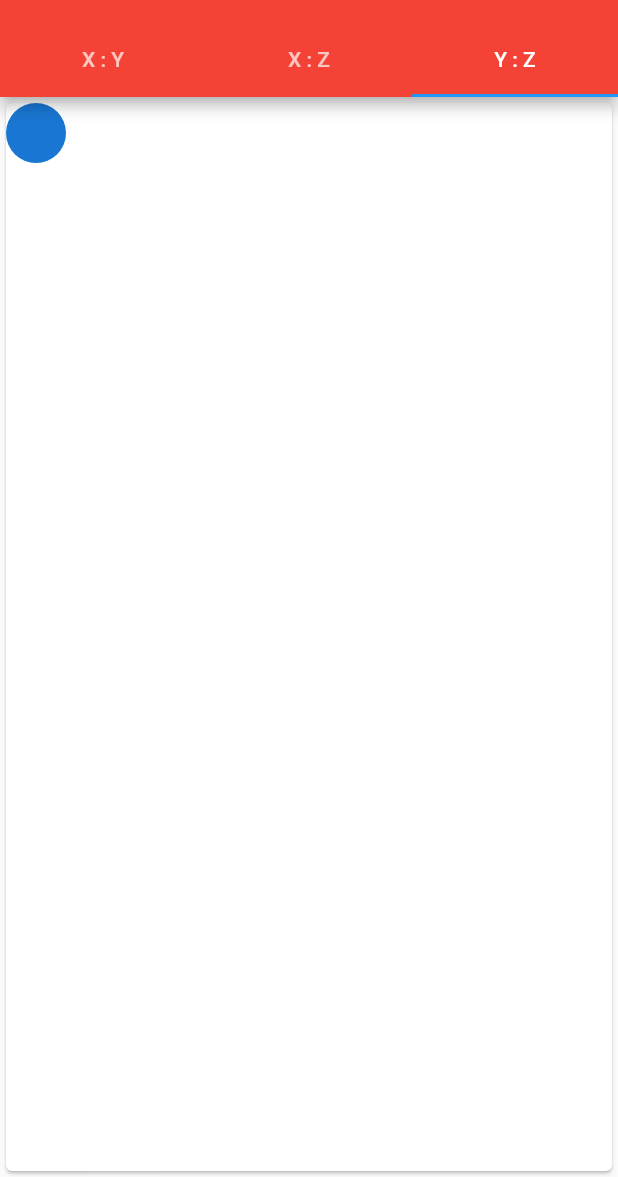
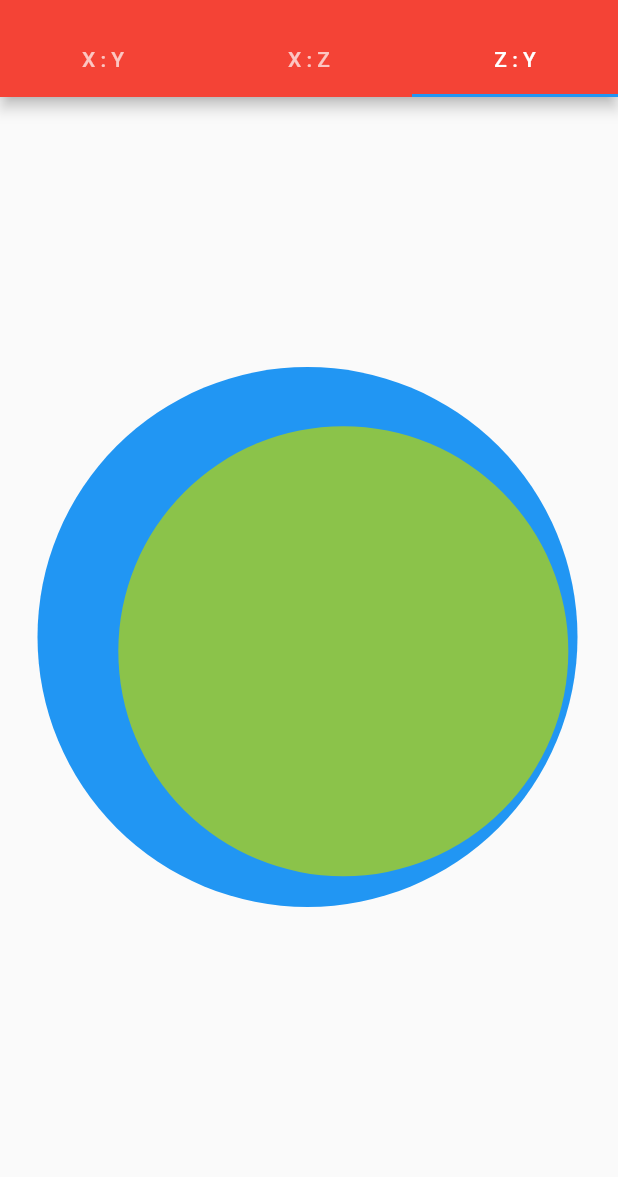
Before and after one commit to w1ll-dev/flutter-app-planes, a Flutter app: the screen it shows after launch, tab 3 chosen, after a tap on the "play arrow" icon, on a phone screen of 412 x 824 dp, the part 59-1236 px from its top. Run offline on Flutter 3.47's test engine with Material 2 defaults, Android fonts, the phone set to English and light mode, and no system bars.

Commit message:
zy table name changed and level circle added

```diff
--- a/lib/main.dart
+++ b/lib/main.dart
@@ -1,9 +1,10 @@
 import 'dart:math';
 import 'package:flutter/material.dart';
+import 'package:levelApp/src/level/levelZY.dart';
 import 'dart:ui';
-import './src/level/level_x_y.dart';
-import './src/level/level_x_z.dart';
-import './src/level/level_y_z.dart';
+import './src/level/levelXY.dart';
+import './src/level/levelXZ.dart';
+import './src/level/levelZY.dart';
 import 'dart:async';
 
 void main() => runApp(MyApp());
@@ -37,7 +38,7 @@ class _MyHomePageState extends State<MyHomePage> {
 
   startWatch() {
     watch.start();
-    timer = Timer.periodic(Duration(milliseconds: 50), randomPositions);
+    timer = Timer.periodic(Duration(milliseconds: 1), randomPositions);
   }
 
   randomPositions(Timer timer) {
@@ -77,7 +78,7 @@ class _MyHomePageState extends State<MyHomePage> {
                 // icon: Icon(Icons.account_box),
               ),
               Tab(
-                text: "Y : Z",
+                text: "Z : Y",
                 // icon: Icon(Icons.account_box),
               ),
             ],
@@ -95,8 +96,10 @@ class _MyHomePageState extends State<MyHomePage> {
               x: this.x,
               z: this.z,
             ),
-            LevelYZ(
-              room: RoomYZ(),
+            LevelZY(
+              room: RoomZY(),
+              z: this.z,
+              y: this.y,
             ),
           ]
         ),
--- a/lib/src/drowing/circleXZ.dart
+++ b/lib/src/drowing/circleXZ.dart
@@ -13,7 +13,7 @@ class CircleXZ extends CustomPainter{
     if(x > 25 || z > 35){
       paint.color = Colors.red;
     }
-    print('x : $x // z : $z');
+    // print('x : $x // z : $z');
     canvas.drawCircle(Offset(205, 150), 180, paint);
   }
 
--- /dev/null
+++ b/lib/src/drowing/circleZY.dart
@@ -0,0 +1,25 @@
+import 'package:flutter/material.dart';
+import 'package:flutter/widgets.dart';
+import 'dart:ui' as ui;
+
+class CircleZY extends CustomPainter{
+  double z;
+  double y;
+
+  @override
+  void paint(ui.Canvas canvas, ui.Size size ) {
+    Paint paint = Paint();
+    paint.color = Colors.blue;
+    if(z > 25 || y > 35){
+      paint.color = Colors.red;
+    }
+    // print('z : $z // y : $y');
+    canvas.drawCircle(Offset(205, 150), 180, paint);
+  }
+
+  @override
+  bool shouldRepaint(CustomPainter oldDelegate) {
+    return false;
+  }
+  CircleZY({this.z, this.y});
+}
--- /dev/null
+++ b/lib/src/level/levelZY.dart
@@ -0,0 +1,79 @@
+import 'package:flutter/material.dart';
+import 'package:flutter/rendering.dart';
+import '../drowing/circleZY.dart';
+
+class RoomZY {}
+
+class LevelZY extends StatefulWidget {
+  final RoomZY room;
+  double z;
+  double y;
+
+  LevelZY({
+    @required
+    this.room,
+    this.z,
+    this.y
+  }) : assert(room != null);
+
+  @override
+  _LevelZYState createState() => _LevelZYState();
+}
+
+class _LevelZYState extends State<LevelZY> {
+  double z = 0.0; // z position in parent
+  double y = 0.0;
+
+  @override
+  Widget build(BuildContext context) {
+
+    //This hight should be known or calculated for the Widget need to be moved
+    const double markerHight = 50.0;
+
+    double ymax = context.findRenderObject()?.paintBounds?.bottom ?? markerHight ;
+
+    return Container(
+      child: GestureDetector(
+        onPanUpdate: (p) {
+          setState(() {
+            z += p.delta.dx;
+            y = (y + p.delta.dy) >ymax - markerHight ? ymax - markerHight : y + p.delta.dy;
+          });
+        },
+        child: Container(
+          child: Column(
+            mainAxisAlignment: MainAxisAlignment.center,
+            children: <Widget>[
+              CustomPaint(
+                painter: CircleZY(
+                  z: widget.z,
+                  y: widget.y
+                ),
+                child: Container(),
+              ),
+              Marker(
+                z: widget.z,
+                y: widget.y,
+              ),
+            ],
+          ),
+        ),
+      ),
+    );
+  }
+}
+
+class Marker extends StatelessWidget {
+  final double z;
+  final double y;
+
+  Marker({this.z: 500.0, this.y: 500.0,});
+
+  @override
+  Widget build(BuildContext context) {
+    print("z: $z, y: $y");
+    return Transform(
+      transform: Matrix4.translationValues(z, y, 0.0),
+      child: CircleAvatar(radius: 150, backgroundColor: Colors.lightGreen,));
+  }
+}
--- a/lib/src/level/level_y_z.dart
+++ /dev/null
@@ -1,70 +0,0 @@
-import 'package:flutter/material.dart';
-import 'package:flutter/rendering.dart';
-
-class RoomYZ {}
-
-class LevelYZ extends StatefulWidget {
-  final RoomYZ room;
-  double x = 0.0;
-  double y = 0.0;
-
-  LevelYZ({
-    @required this.room, this.x, this.y
-  }) : assert(room != null);
-
-  @override
-  _LevelYZState createState() => _LevelYZState();
-}
-
-class _LevelYZState extends State<LevelYZ> {
-  double x = 0.0;
-  double y = 0.0;
-
-  @override
-  Widget build(BuildContext context) {
-
-    //This hight should be known or calculated for the Widget need to be moved
-    const double markerHight = 50.0;
-
-    double ymax = context.findRenderObject()?.paintBounds?.bottom ?? markerHight ;
-
-
-    return SizedBox(
-      child: GestureDetector(
-        onPanUpdate: (p) {
-          setState(() {
-            x += p.delta.dx;
-            y = (y+p.delta.dy) >ymax - markerHight ? ymax -markerHight : y+p.delta.dy;
-
-          });
-        },
-        child: Card(
-          child: Stack(
-            children: <Widget>[
-
-              Marker(
-                x: 0,
-                y: 0,
-              ),
-            ],
-          ),
-        ),
-      ),
-    );
-  }
-}
-
-class Marker extends StatelessWidget {
-  final double x;
-  final double y;
-
-  Marker({this.x: 500.0, this.y: 500.0,});
-
-  @override
-  Widget build(BuildContext context) {
-    print("x: $x, y: $y");
-    return Transform(
-      transform: Matrix4.translationValues(x, y, 0.0),
-      child: CircleAvatar());
-  }
-}
```
Also changed, not shown: lib/src/level/levelXY.dart (renamed from lib/src/level/level_x_y.dart), lib/src/level/levelXZ.dart (line endings or trailing spaces).
